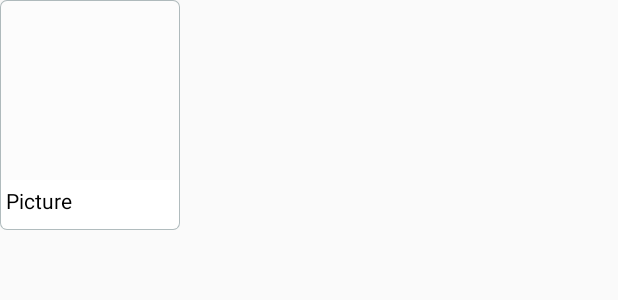
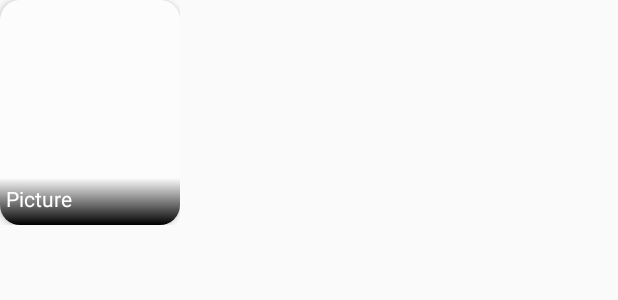
Before and after one commit to AlertRED/PictureMaker, an Android app: the layout item_pictute_top.xml on its own in the app's theme, with its tools: preview values and no code run, on a phone screen of 412 x 824 dp. Shown: the top 300 px of the screen. Run offline under Robolectric (Android 15) with nearby library versions, the phone set to English and light mode, and no system bars; Roboto replaces fonts that are not available here.

Commit message:
make item top xml same to gallery

```diff
--- a/app/src/main/res/layout/item_pictute_gallery.xml
+++ b/app/src/main/res/layout/item_pictute_gallery.xml
@@ -9,7 +9,6 @@
         android:id="@+id/card_view"
         android:layout_width="match_parent"
         android:layout_height="wrap_content"
-        android:elevation="1dp"
         android:translationZ="1dp"
         app:cardCornerRadius="13dp">
 
@@ -29,7 +28,6 @@
         android:layout_height="80dp"
         android:layout_alignBottom="@+id/card_view"
         android:background="@drawable/bg_gradient"
-        android:elevation="2dp"
         android:paddingLeft="8dp"
         android:paddingRight="8dp"
         android:paddingBottom="10dp"
@@ -40,7 +38,6 @@
             android:layout_width="wrap_content"
             android:layout_height="wrap_content"
             android:layout_alignParentBottom="true"
-            android:background="@drawable/bg_grey_alpha"
             android:fontFamily="sans-serif"
             android:maxWidth="130dp"
             android:text="Picture"
--- a/app/src/main/res/layout/item_pictute_top.xml
+++ b/app/src/main/res/layout/item_pictute_top.xml
@@ -1,30 +1,41 @@
 <?xml version="1.0" encoding="utf-8"?>
-<LinearLayout xmlns:android="http://schemas.android.com/apk/res/android"
+<RelativeLayout xmlns:android="http://schemas.android.com/apk/res/android"
     xmlns:app="http://schemas.android.com/apk/res-auto"
     xmlns:tools="http://schemas.android.com/tools"
     android:id="@+id/top_item"
     android:layout_width="120dp"
     android:layout_height="wrap_content"
-    android:background="@drawable/bg_layout"
     android:gravity="center"
-    android:orientation="vertical"
-    android:paddingBottom="10dp">
+    android:orientation="vertical">
+
+    <androidx.cardview.widget.CardView
+        android:id="@+id/card_view"
+        android:layout_width="match_parent"
+        android:layout_height="wrap_content"
+        android:translationZ="1dp"
+        app:cardCornerRadius="13dp">
 
         <ImageView
             android:id="@+id/imageview"
             android:layout_width="match_parent"
-        android:layout_height="120dp"
+            android:layout_height="150dp"
             android:layout_weight="0"
             android:adjustViewBounds="true"
             android:scaleType="centerCrop"
             app:srcCompat="@color/cardview_shadow_end_color" />
 
+    </androidx.cardview.widget.CardView>
+
     <RelativeLayout
         android:layout_width="match_parent"
         android:layout_height="wrap_content"
-        android:layout_weight="0"
+        android:layout_alignBottom="@+id/card_view"
+        android:layout_marginBottom="0dp"
+        android:background="@drawable/bg_gradient"
         android:paddingLeft="4dp"
-        android:paddingTop="4dp">
+        android:paddingTop="4dp"
+        android:paddingBottom="8dp"
+        android:translationZ="10dp">
 
         <TextView
             android:id="@+id/picture_name"
@@ -32,9 +43,9 @@
             android:layout_height="wrap_content"
             android:fontFamily="sans-serif"
             android:text="Picture"
-            android:textColor="#000000"
+            android:textColor="#FFF"
             android:textSize="14sp" />
 
     </RelativeLayout>
 
-</LinearLayout>
+</RelativeLayout>
```
Also changed, not shown: app/src/main/res/layout/item_pictute_popular.xml (+11 -5 lines). Lines whose indentation alone changed are shown as unchanged.
